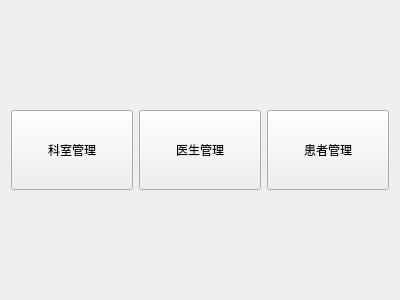
Above: Lab4/welcomeview.ui from Kkinili/test_github before the change. Below: the same form after it.
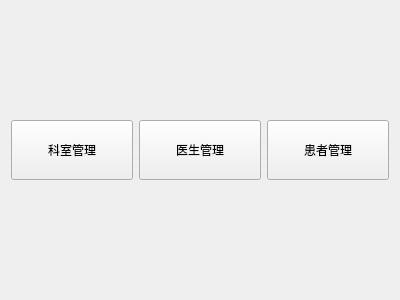
That is the form after the change.

```diff
--- a/Lab4/welcomeview.ui
+++ b/Lab4/welcomeview.ui
@@ -22,7 +22,7 @@
      <property name="sizeHint" stdset="0">
       <size>
        <width>20</width>
-       <height>96</height>
+       <height>106</height>
       </size>
      </property>
     </spacer>
@@ -33,8 +33,8 @@
       <widget class="QPushButton" name="pushButton">
        <property name="minimumSize">
         <size>
-         <width>80</width>
-         <height>80</height>
+         <width>40</width>
+         <height>60</height>
         </size>
        </property>
        <property name="text">
@@ -49,8 +49,8 @@
       <widget class="QPushButton" name="btDoctor">
        <property name="minimumSize">
         <size>
-         <width>80</width>
-         <height>80</height>
+         <width>40</width>
+         <height>60</height>
         </size>
        </property>
        <property name="text">
@@ -62,8 +62,8 @@
       <widget class="QPushButton" name="btPatient">
        <property name="minimumSize">
         <size>
-         <width>80</width>
-         <height>80</height>
+         <width>40</width>
+         <height>60</height>
         </size>
        </property>
        <property name="maximumSize">
@@ -87,7 +87,7 @@
      <property name="sizeHint" stdset="0">
       <size>
        <width>20</width>
-       <height>96</height>
+       <height>106</height>
       </size>
      </property>
     </spacer>
```
Left out of the diff: 2 changed lines with no effect on the pictures.
